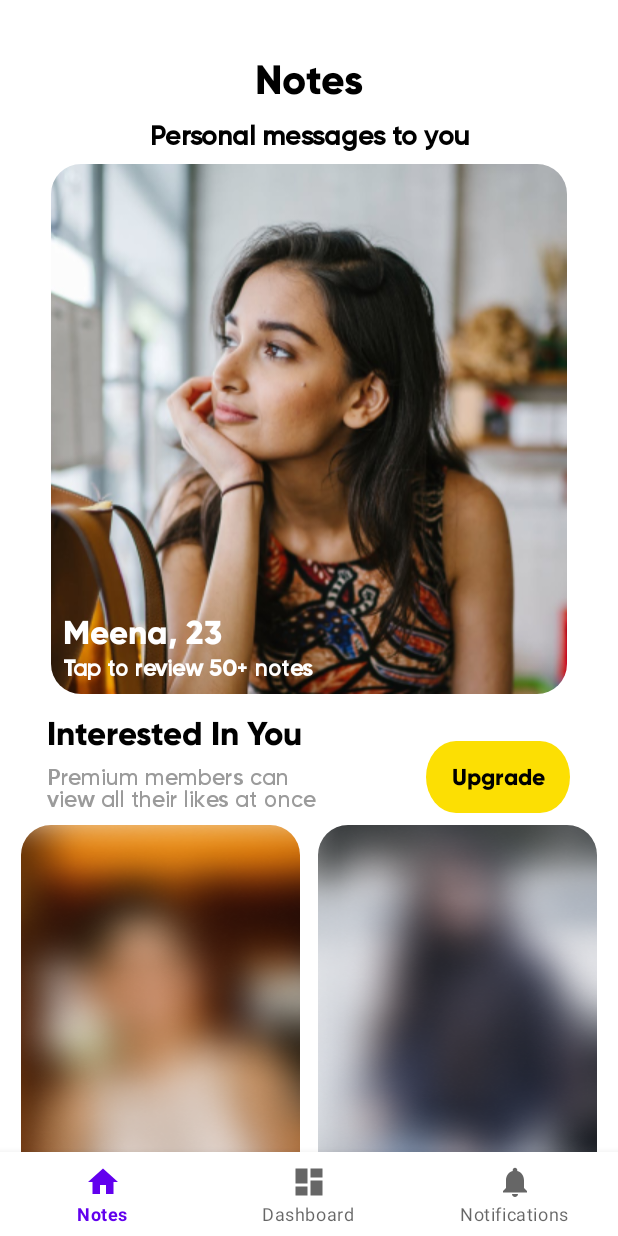
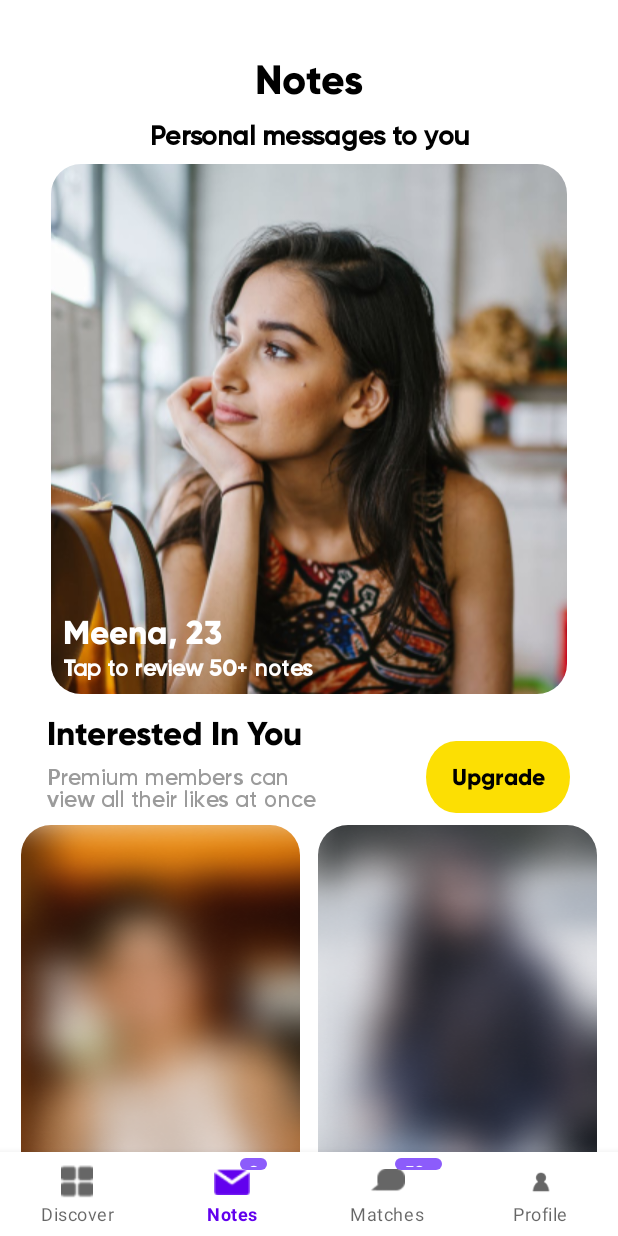
Before and after one commit to A7ak/aisle_tech_challenge, an Android app: the MainActivity screen opened directly, with no data from a screen before it, on a phone screen of 412 x 824 dp. Run offline under Robolectric (Android 15) with nearby library versions, the phone set to English and light mode, and no system bars; our stand-ins replace navigation-ui.

Commit message:
Implemented badges and added icon for bottom bar

```diff
--- a/app/src/main/java/com/example/aisletechchallenge/MainActivity.kt
+++ b/app/src/main/java/com/example/aisletechchallenge/MainActivity.kt
@@ -1,6 +1,10 @@
 package com.example.aisletechchallenge
 
 import android.os.Bundle
+import android.view.LayoutInflater
+import android.view.View
+import android.view.ViewGroup
+import android.widget.TextView
 import com.google.android.material.bottomnavigation.BottomNavigationView
 import androidx.appcompat.app.AppCompatActivity
 import androidx.core.os.bundleOf
@@ -30,8 +34,28 @@ class MainActivity : AppCompatActivity() {
         navGraph.setStartDestination(R.id.navigation_notes)
         navController.setGraph(navGraph, bundle)
         navView.setupWithNavController(navController)
-
-
+        navView.setBadge(R.id.navigation_notes,"9")
+        navView.setBadge(R.id.navigation_dashboard,"50+")
 
     }
+
+    fun BottomNavigationView.setBadge(tabResId: Int, badgeValue: String) {
+        getOrCreateBadge(this, tabResId)?.let { badge ->
+                badge.text = "$badgeValue"
+                View.VISIBLE
+        }
+    }
+
+    private fun getOrCreateBadge(bottomBar: View, tabResId: Int): TextView? {
+        val parentView = bottomBar.findViewById<ViewGroup>(tabResId)
+        return parentView?.let {
+            var badge = parentView.findViewById<TextView>(R.id.badge)
+            if (badge == null) {
+                LayoutInflater.from(parentView.context).inflate(R.layout.badge, parentView, true)
+                badge = parentView.findViewById(R.id.badge)
+            }
+            badge
+        }
+    }
+
 }
--- a/app/src/main/res/drawable/rectangle_rounded.xml
+++ b/app/src/main/res/drawable/rectangle_rounded.xml
@@ -1,4 +1,4 @@
 <?xml version="1.0" encoding="UTF-8"?>
-<shape xmlns:android="http://schemas.android.com/apk/res/android" android:id="@+id/listview_background_shape">
+<shape xmlns:android="http://schemas.android.com/apk/res/android">
     <corners android:radius="20dp" />
 </shape>
--- a/app/src/main/res/layout/activity_main.xml
+++ b/app/src/main/res/layout/activity_main.xml
@@ -11,6 +11,7 @@
         android:layout_height="wrap_content"
         android:layout_marginStart="0dp"
         android:layout_marginEnd="0dp"
+        app:labelVisibilityMode="labeled"
         android:background="?android:attr/windowBackground"
         app:layout_constraintBottom_toBottomOf="parent"
         app:layout_constraintLeft_toLeftOf="parent"
--- /dev/null
+++ b/app/src/main/res/layout/badge.xml
@@ -0,0 +1,37 @@
+<?xml version="1.0" encoding="utf-8"?>
+<androidx.constraintlayout.widget.ConstraintLayout xmlns:android="http://schemas.android.com/apk/res/android"
+    xmlns:app="http://schemas.android.com/apk/res-auto"
+    xmlns:tools="http://schemas.android.com/tools"
+    android:layout_width="match_parent"
+    android:layout_height="match_parent">
+
+    <androidx.constraintlayout.widget.Guideline
+        android:id="@+id/guideline"
+        android:layout_width="wrap_content"
+        android:layout_height="wrap_content"
+        android:orientation="vertical"
+        app:layout_constraintGuide_percent=".55"/>
+
+    <TextView
+        android:id="@+id/badge"
+        android:layout_width="wrap_content"
+        android:layout_height="@dimen/dp_18"
+        android:layout_gravity="top|center_horizontal"
+        android:layout_marginTop="4dp"
+        android:background="@drawable/rectangle_rounded"
+        android:backgroundTint="#8C5CFB"
+        android:fontFamily="@font/gilroy_800"
+        android:gravity="center"
+        android:minWidth="@dimen/dp_18"
+        android:paddingStart="6dp"
+        android:paddingTop="2dp"
+        android:paddingEnd="5dp"
+        android:paddingBottom="2dp"
+        android:textColor="@android:color/white"
+        android:textSize="11sp"
+        app:layout_constraintHorizontal_bias="0.54"
+        app:layout_constraintTop_toTopOf="parent"
+        app:layout_constraintStart_toStartOf="@id/guideline"
+        tools:text="50+" />
+
+</androidx.constraintlayout.widget.ConstraintLayout>
--- a/app/src/main/res/menu/bottom_nav_menu.xml
+++ b/app/src/main/res/menu/bottom_nav_menu.xml
@@ -2,18 +2,24 @@
 <menu xmlns:android="http://schemas.android.com/apk/res/android">
 
     <item
+        android:id="@+id/navigation_discover"
+        android:icon="@drawable/discover"
+        android:title="Discover" />
+
+
+    <item
         android:id="@+id/navigation_notes"
-        android:icon="@drawable/ic_home_black_24dp"
+        android:icon="@drawable/notes"
         android:title="Notes" />
 
     <item
         android:id="@+id/navigation_dashboard"
-        android:icon="@drawable/ic_dashboard_black_24dp"
-        android:title="@string/title_dashboard" />
+        android:icon="@drawable/matches"
+        android:title="Matches" />
 
     <item
         android:id="@+id/navigation_notifications"
-        android:icon="@drawable/ic_notifications_black_24dp"
-        android:title="@string/title_notifications" />
+        android:icon="@drawable/profile_icon"
+        android:title="Profile" />
 
 </menu>
--- a/app/src/main/res/navigation/mobile_navigation.xml
+++ b/app/src/main/res/navigation/mobile_navigation.xml
@@ -24,6 +24,12 @@
         tools:layout="@layout/fragment_dashboard" />
 
     <fragment
+        android:id="@+id/navigation_discover"
+        android:name="com.example.aisletechchallenge.ui.dashboard.DashboardFragment"
+        android:label="Discover"
+        tools:layout="@layout/fragment_dashboard" />
+
+    <fragment
         android:id="@+id/navigation_notifications"
         android:name="com.example.aisletechchallenge.ui.notifications.NotificationsFragment"
         android:label="@string/title_notifications"
```
Also changed, not shown: app/src/main/res/drawable/discover.png (added), app/src/main/res/drawable/matches.png (added), app/src/main/res/drawable/notes.png (added), app/src/main/res/drawable/profile_icon.png (added).
